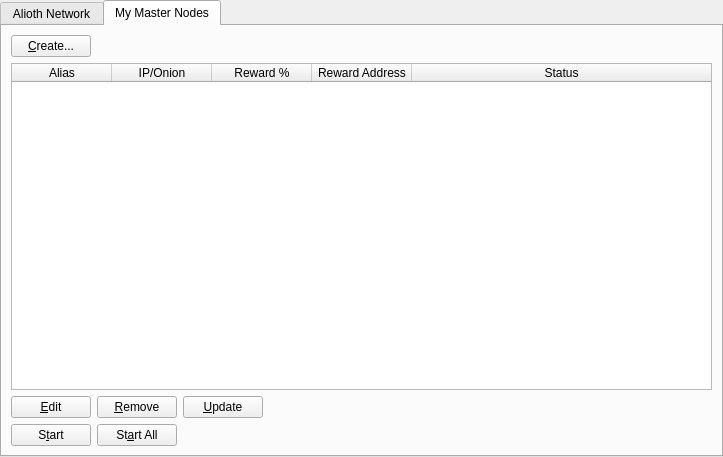
The window that src/qt/forms/masternodemanager.ui (aliothcoin/aliothcoin) describes before a commit, drawn with Qt 5.
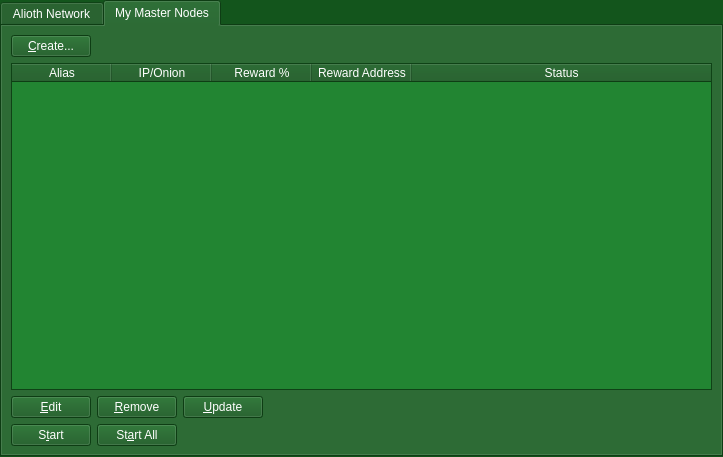
The same window after the commit.

What changed in the file:
```diff
--- a/src/qt/forms/masternodemanager.ui
+++ b/src/qt/forms/masternodemanager.ui
@@ -10,6 +10,421 @@
     <height>457</height>
    </rect>
   </property>
+  <property name="palette">
+   <palette>
+    <active>
+     <colorrole role="WindowText">
+      <brush brushstyle="SolidPattern">
+       <color alpha="255">
+        <red>255</red>
+        <green>255</green>
+        <blue>255</blue>
+       </color>
+      </brush>
+     </colorrole>
+     <colorrole role="Button">
+      <brush brushstyle="SolidPattern">
+       <color alpha="255">
+        <red>19</red>
+        <green>85</green>
+        <blue>28</blue>
+       </color>
+      </brush>
+     </colorrole>
+     <colorrole role="Light">
+      <brush brushstyle="SolidPattern">
+       <color alpha="255">
+        <red>28</red>
+        <green>127</green>
+        <blue>42</blue>
+       </color>
+      </brush>
+     </colorrole>
+     <colorrole role="Midlight">
+      <brush brushstyle="SolidPattern">
+       <color alpha="255">
+        <red>23</red>
+        <green>106</green>
+        <blue>35</blue>
+       </color>
+      </brush>
+     </colorrole>
+     <colorrole role="Dark">
+      <brush brushstyle="SolidPattern">
+       <color alpha="255">
+        <red>9</red>
+        <green>42</green>
+        <blue>14</blue>
+       </color>
+      </brush>
+     </colorrole>
+     <colorrole role="Mid">
+      <brush brushstyle="SolidPattern">
+       <color alpha="255">
+        <red>12</red>
+        <green>56</green>
+        <blue>18</blue>
+       </color>
+      </brush>
+     </colorrole>
+     <colorrole role="Text">
+      <brush brushstyle="SolidPattern">
+       <color alpha="255">
+        <red>255</red>
+        <green>255</green>
+        <blue>255</blue>
+       </color>
+      </brush>
+     </colorrole>
+     <colorrole role="BrightText">
+      <brush brushstyle="SolidPattern">
+       <color alpha="255">
+        <red>255</red>
+        <green>255</green>
+        <blue>255</blue>
+       </color>
+      </brush>
+     </colorrole>
+     <colorrole role="ButtonText">
+      <brush brushstyle="SolidPattern">
+       <color alpha="255">
+        <red>255</red>
+        <green>255</green>
+        <blue>255</blue>
+       </color>
+      </brush>
+     </colorrole>
+     <colorrole role="Base">
+      <brush brushstyle="SolidPattern">
+       <color alpha="255">
+        <red>0</red>
+        <green>0</green>
+        <blue>0</blue>
+       </color>
+      </brush>
+     </colorrole>
+     <colorrole role="Window">
+      <brush brushstyle="SolidPattern">
+       <color alpha="255">
+        <red>19</red>
+        <green>85</green>
+        <blue>28</blue>
+       </color>
+      </brush>
+     </colorrole>
+     <colorrole role="Shadow">
+      <brush brushstyle="SolidPattern">
+       <color alpha="255">
+        <red>0</red>
+        <green>0</green>
+        <blue>0</blue>
+       </color>
+      </brush>
+     </colorrole>
+     <colorrole role="AlternateBase">
+      <brush brushstyle="SolidPattern">
+       <color alpha="255">
+        <red>9</red>
+        <green>42</green>
+        <blue>14</blue>
+       </color>
+      </brush>
+     </colorrole>
+     <colorrole role="ToolTipBase">
+      <brush brushstyle="SolidPattern">
+       <color alpha="255">
+        <red>255</red>
+        <green>255</green>
+        <blue>220</blue>
+       </color>
+      </brush>
+     </colorrole>
+     <colorrole role="ToolTipText">
+      <brush brushstyle="SolidPattern">
+       <color alpha="255">
+        <red>0</red>
+        <green>0</green>
+        <blue>0</blue>
+       </color>
+      </brush>
+     </colorrole>
+    </active>
+    <inactive>
+     <colorrole role="WindowText">
+      <brush brushstyle="SolidPattern">
+       <color alpha="255">
+        <red>255</red>
+        <green>255</green>
+        <blue>255</blue>
+       </color>
+      </brush>
+     </colorrole>
+     <colorrole role="Button">
+      <brush brushstyle="SolidPattern">
+       <color alpha="255">
+        <red>19</red>
+        <green>85</green>
+        <blue>28</blue>
+       </color>
+      </brush>
+     </colorrole>
+     <colorrole role="Light">
+      <brush brushstyle="SolidPattern">
+       <color alpha="255">
+        <red>28</red>
+        <green>127</green>
+        <blue>42</blue>
+       </color>
+      </brush>
+     </colorrole>
+     <colorrole role="Midlight">
+      <brush brushstyle="SolidPattern">
+       <color alpha="255">
+        <red>23</red>
+        <green>106</green>
+        <blue>35</blue>
+       </color>
+      </brush>
+     </colorrole>
+     <colorrole role="Dark">
+      <brush brushstyle="SolidPattern">
+       <color alpha="255">
+        <red>9</red>
+        <green>42</green>
+        <blue>14</blue>
+       </color>
+      </brush>
+     </colorrole>
+     <colorrole role="Mid">
+      <brush brushstyle="SolidPattern">
+       <color alpha="255">
+        <red>12</red>
+        <green>56</green>
+        <blue>18</blue>
+       </color>
+      </brush>
+     </colorrole>
+     <colorrole role="Text">
+      <brush brushstyle="SolidPattern">
+       <color alpha="255">
+        <red>255</red>
+        <green>255</green>
+        <blue>255</blue>
+       </color>
+      </brush>
+     </colorrole>
+     <colorrole role="BrightText">
+      <brush brushstyle="SolidPattern">
+       <color alpha="255">
+        <red>255</red>
+        <green>255</green>
+        <blue>255</blue>
+       </color>
+      </brush>
+     </colorrole>
+     <colorrole role="ButtonText">
+      <brush brushstyle="SolidPattern">
+       <color alpha="255">
+        <red>255</red>
+        <green>255</green>
+        <blue>255</blue>
+       </color>
+      </brush>
+     </colorrole>
+     <colorrole role="Base">
+      <brush brushstyle="SolidPattern">
+       <color alpha="255">
+        <red>0</red>
+        <green>0</green>
+        <blue>0</blue>
+       </color>
+      </brush>
+     </colorrole>
+     <colorrole role="Window">
+      <brush brushstyle="SolidPattern">
+       <color alpha="255">
+        <red>19</red>
+        <green>85</green>
+        <blue>28</blue>
+       </color>
+      </brush>
+     </colorrole>
+     <colorrole role="Shadow">
+      <brush brushstyle="SolidPattern">
+       <color alpha="255">
+        <red>0</red>
+        <green>0</green>
+        <blue>0</blue>
+       </color>
+      </brush>
+     </colorrole>
+     <colorrole role="AlternateBase">
+      <brush brushstyle="SolidPattern">
+       <color alpha="255">
+        <red>9</red>
+        <green>42</green>
+        <blue>14</blue>
+       </color>
+      </brush>
+     </colorrole>
+     <colorrole role="ToolTipBase">
+      <brush brushstyle="SolidPattern">
+       <color alpha="255">
+        <red>255</red>
+        <green>255</green>
+        <blue>220</blue>
+       </color>
+      </brush>
+     </colorrole>
+     <colorrole role="ToolTipText">
+      <brush brushstyle="SolidPattern">
+       <color alpha="255">
+        <red>0</red>
+        <green>0</green>
+        <blue>0</blue>
+       </color>
+      </brush>
+     </colorrole>
+    </inactive>
+    <disabled>
+     <colorrole role="WindowText">
+      <brush brushstyle="SolidPattern">
+       <color alpha="255">
+        <red>9</red>
+        <green>42</green>
+        <blue>14</blue>
+       </color>
+      </brush>
+     </colorrole>
+     <colorrole role="Button">
+      <brush brushstyle="SolidPattern">
+       <color alpha="255">
+        <red>19</red>
+        <green>85</green>
+        <blue>28</blue>
+       </color>
+      </brush>
+     </colorrole>
+     <colorrole role="Light">
+      <brush brushstyle="SolidPattern">
+       <color alpha="255">
+        <red>28</red>
+        <green>127</green>
+        <blue>42</blue>
+       </color>
+      </brush>
+     </colorrole>
+     <colorrole role="Midlight">
+      <brush brushstyle="SolidPattern">
+       <color alpha="255">
+        <red>23</red>
+        <green>106</green>
+        <blue>35</blue>
+       </color>
+      </brush>
+     </colorrole>
+     <colorrole role="Dark">
+      <brush brushstyle="SolidPattern">
+       <color alpha="255">
+        <red>9</red>
+        <green>42</green>
+        <blue>14</blue>
+       </color>
+      </brush>
+     </colorrole>
+     <colorrole role="Mid">
+      <brush brushstyle="SolidPattern">
+       <color alpha="255">
+        <red>12</red>
+        <green>56</green>
+        <blue>18</blue>
+       </color>
+      </brush>
+     </colorrole>
+     <colorrole role="Text">
+      <brush brushstyle="SolidPattern">
+       <color alpha="255">
+        <red>9</red>
+        <green>42</green>
+        <blue>14</blue>
+       </color>
+      </brush>
+     </colorrole>
+     <colorrole role="BrightText">
+      <brush brushstyle="SolidPattern">
+       <color alpha="255">
+        <red>255</red>
+        <green>255</green>
+        <blue>255</blue>
+       </color>
+      </brush>
+     </colorrole>
+     <colorrole role="ButtonText">
+      <brush brushstyle="SolidPattern">
+       <color alpha="255">
+        <red>9</red>
+        <green>42</green>
+        <blue>14</blue>
+       </color>
+      </brush>
+     </colorrole>
+     <colorrole role="Base">
+      <brush brushstyle="SolidPattern">
+       <color alpha="255">
+        <red>19</red>
+        <green>85</green>
+        <blue>28</blue>
+       </color>
+      </brush>
+     </colorrole>
+     <colorrole role="Window">
+      <brush brushstyle="SolidPattern">
+       <color alpha="255">
+        <red>19</red>
+        <green>85</green>
+        <blue>28</blue>
+       </color>
+      </brush>
+     </colorrole>
+     <colorrole role="Shadow">
+      <brush brushstyle="SolidPattern">
+       <color alpha="255">
+        <red>0</red>
+        <green>0</green>
+        <blue>0</blue>
+       </color>
+      </brush>
+     </colorrole>
+     <colorrole role="AlternateBase">
+      <brush brushstyle="SolidPattern">
+       <color alpha="255">
+        <red>19</red>
+        <green>85</green>
+        <blue>28</blue>
+       </color>
+      </brush>
+     </colorrole>
+     <colorrole role="ToolTipBase">
+      <brush brushstyle="SolidPattern">
+       <color alpha="255">
+        <red>255</red>
+        <green>255</green>
+        <blue>220</blue>
+       </color>
+      </brush>
+     </colorrole>
+     <colorrole role="ToolTipText">
+      <brush brushstyle="SolidPattern">
+       <color alpha="255">
+        <red>0</red>
+        <green>0</green>
+        <blue>0</blue>
+       </color>
+      </brush>
+     </colorrole>
+    </disabled>
+   </palette>
+  </property>
   <property name="windowTitle">
    <string>Form</string>
   </property>
@@ -168,6 +583,70 @@
                <height>0</height>
               </size>
              </property>
+             <property name="palette">
+              <palette>
+               <active>
+                <colorrole role="Base">
+                 <brush brushstyle="SolidPattern">
+                  <color alpha="255">
+                   <red>34</red>
+                   <green>133</green>
+                   <blue>50</blue>
+                  </color>
+                 </brush>
+                </colorrole>
+                <colorrole role="AlternateBase">
+                 <brush brushstyle="SolidPattern">
+                  <color alpha="255">
+                   <red>30</red>
+                   <green>90</green>
+                   <blue>39</blue>
+                  </color>
+                 </brush>
+                </colorrole>
+               </active>
+               <inactive>
+                <colorrole role="Base">
+                 <brush brushstyle="SolidPattern">
+                  <color alpha="255">
+                   <red>34</red>
+                   <green>133</green>
+                   <blue>50</blue>
+                  </color>
+                 </brush>
+                </colorrole>
+                <colorrole role="AlternateBase">
+                 <brush brushstyle="SolidPattern">
+                  <color alpha="255">
+                   <red>30</red>
+                   <green>90</green>
+                   <blue>39</blue>
+                  </color>
+                 </brush>
+                </colorrole>
+               </inactive>
+               <disabled>
+                <colorrole role="Base">
+                 <brush brushstyle="SolidPattern">
+                  <color alpha="255">
+                   <red>19</red>
+                   <green>85</green>
+                   <blue>28</blue>
+                  </color>
+                 </brush>
+                </colorrole>
+                <colorrole role="AlternateBase">
+                 <brush brushstyle="SolidPattern">
+                  <color alpha="255">
+                   <red>30</red>
+                   <green>90</green>
+                   <blue>39</blue>
+                  </color>
+                 </brush>
+                </colorrole>
+               </disabled>
+              </palette>
+             </property>
              <property name="editTriggers">
               <set>QAbstractItemView::NoEditTriggers</set>
              </property>
```
